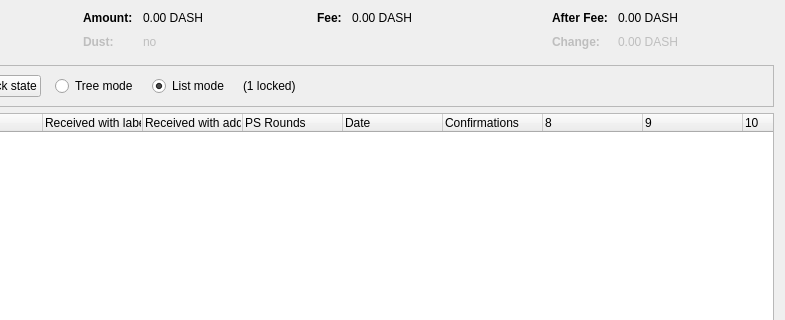
chaincoin/zetacoin, file src/qt/forms/coincontroldialog.ui: the form before one commit; both pictures show x 169 to 954 and y 0 to 320 of the 954 by 500 pixel window.
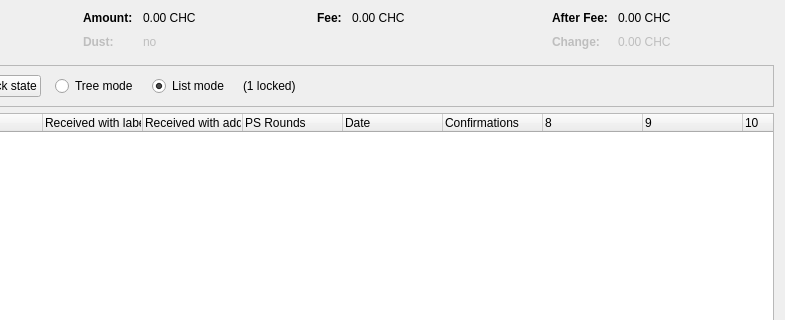
The form after the commit. Custom widgets are drawn as their Qt base class.

```diff
--- a/src/qt/forms/coincontroldialog.ui
+++ b/src/qt/forms/coincontroldialog.ui
@@ -132,7 +132,7 @@
           <enum>Qt::ActionsContextMenu</enum>
          </property>
          <property name="text">
-          <string notr="true">0.00 DASH</string>
+          <string notr="true">0.00 CHC</string>
          </property>
          <property name="textInteractionFlags">
           <set>Qt::LinksAccessibleByMouse|Qt::TextSelectableByKeyboard|Qt::TextSelectableByMouse</set>
@@ -212,7 +212,7 @@
           <enum>Qt::ActionsContextMenu</enum>
          </property>
          <property name="text">
-          <string notr="true">0.00 DASH</string>
+          <string notr="true">0.00 CHC</string>
          </property>
          <property name="textInteractionFlags">
           <set>Qt::LinksAccessibleByMouse|Qt::TextSelectableByKeyboard|Qt::TextSelectableByMouse</set>
@@ -257,7 +257,7 @@
           <enum>Qt::ActionsContextMenu</enum>
          </property>
          <property name="text">
-          <string notr="true">0.00 DASH</string>
+          <string notr="true">0.00 CHC</string>
          </property>
          <property name="textInteractionFlags">
           <set>Qt::LinksAccessibleByMouse|Qt::TextSelectableByKeyboard|Qt::TextSelectableByMouse</set>
@@ -292,7 +292,7 @@
           <enum>Qt::ActionsContextMenu</enum>
          </property>
          <property name="text">
-          <string notr="true">0.00 DASH</string>
+          <string notr="true">0.00 CHC</string>
          </property>
          <property name="textInteractionFlags">
           <set>Qt::LinksAccessibleByMouse|Qt::TextSelectableByKeyboard|Qt::TextSelectableByMouse</set>
```
